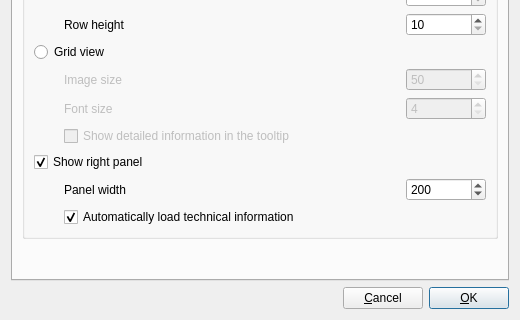
Above: src/settingswindow.ui from eugene-melnik/alexandra before the change; both pictures show x 0 to 520 and y 270 to 590 of the 520 by 590 pixel window. Below: the same form after it.
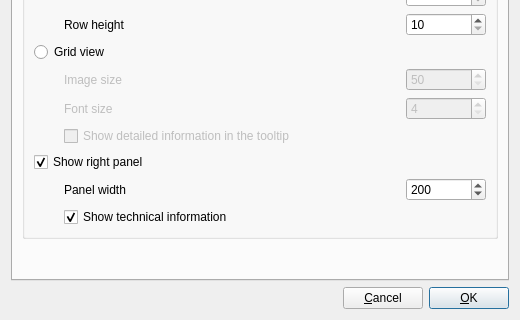
That is the form after the change. Icons and pictures are not drawn.

```diff
--- a/src/settingswindow.ui
+++ b/src/settingswindow.ui
@@ -465,7 +465,7 @@
                  <item>
                   <widget class="QCheckBox" name="cbAutoLoadTechInfo">
                    <property name="text">
-                    <string>Automatically load technical information</string>
+                    <string>Show technical information</string>
                    </property>
                    <property name="checked">
                     <bool>true</bool>
```
Left out of the diff: 14 changed lines with no effect on the pictures.
